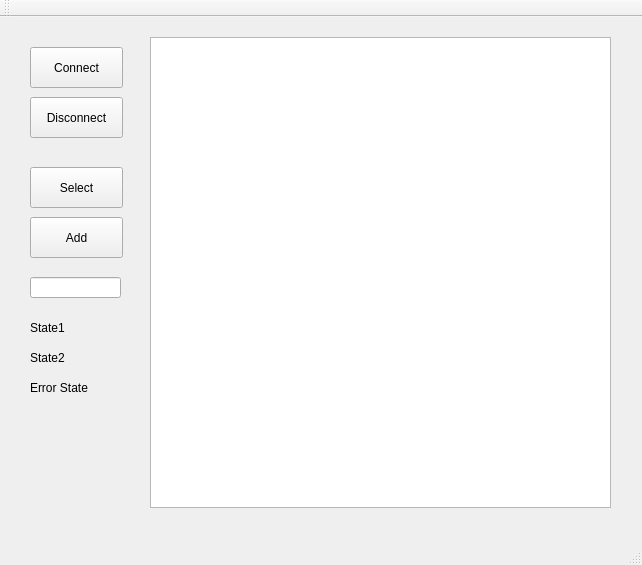
Qt form ODBC3DatabaseListData/mainwindow.ui (eeyribas/CPP-QT-Widgets-Applications) before a commit.
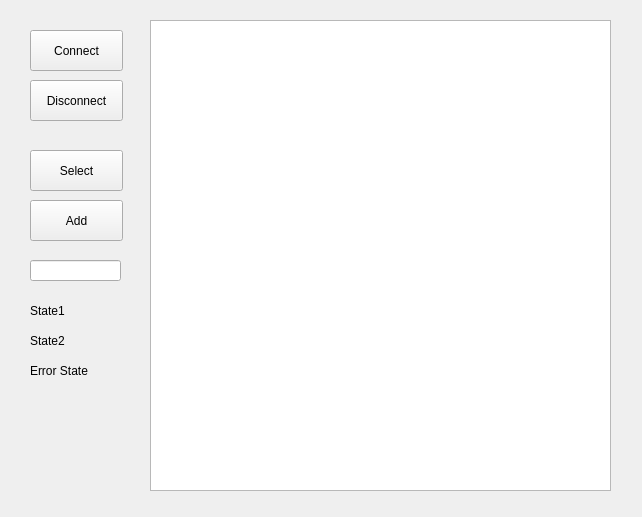
The same form after that commit.

```diff
--- a/ODBC3DatabaseListData/mainwindow.ui
+++ b/ODBC3DatabaseListData/mainwindow.ui
@@ -7,7 +7,7 @@
     <x>0</x>
     <y>0</y>
     <width>642</width>
-    <height>565</height>
+    <height>517</height>
    </rect>
   </property>
   <property name="windowTitle">
@@ -126,25 +126,6 @@
     </property>
    </widget>
   </widget>
-  <widget class="QMenuBar" name="menuBar">
-   <property name="geometry">
-    <rect>
-     <x>0</x>
-     <y>0</y>
-     <width>642</width>
-     <height>28</height>
-    </rect>
-   </property>
-  </widget>
-  <widget class="QToolBar" name="mainToolBar">
-   <attribute name="toolBarArea">
-    <enum>TopToolBarArea</enum>
-   </attribute>
-   <attribute name="toolBarBreak">
-    <bool>false</bool>
-   </attribute>
-  </widget>
-  <widget class="QStatusBar" name="statusBar"/>
  </widget>
  <layoutdefault spacing="6" margin="11"/>
  <resources/>
```
Left out of the diff: 4 changed lines with no effect on the pictures.
